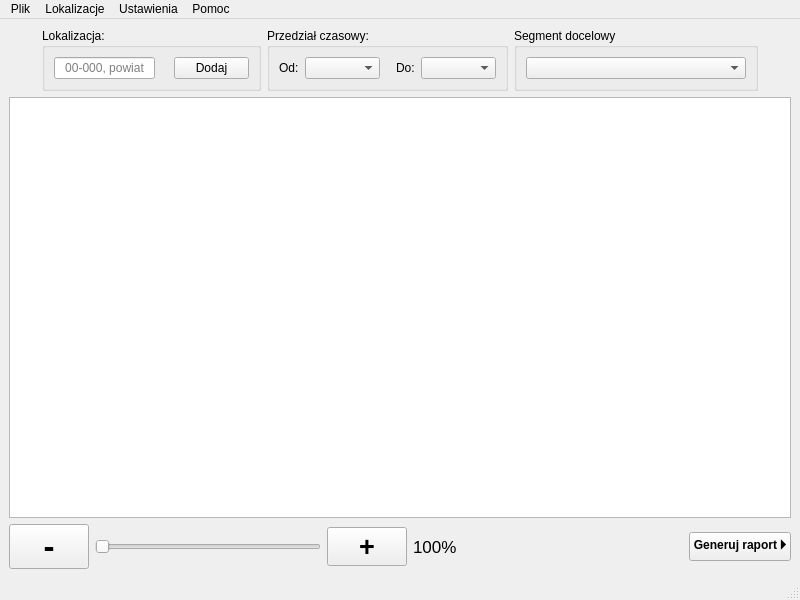
Old version of the form Ui/main-window.ui in the repository kuba172/Demog.
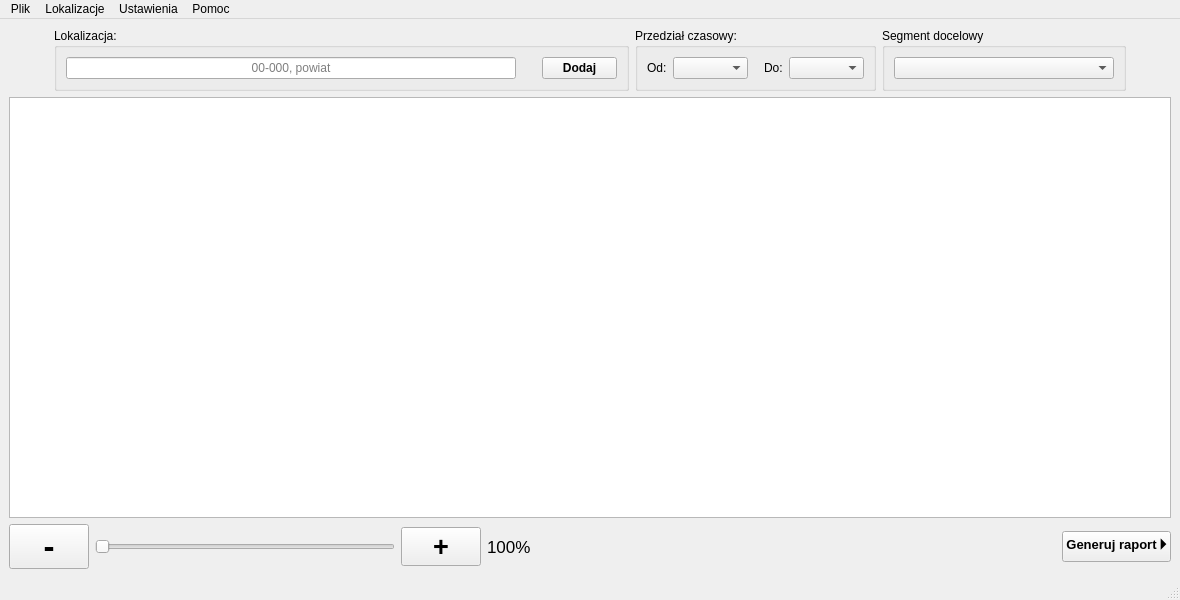
New version of the form.

Commit message: adjust size for field to write district or zip code

The edit to the form file:
```diff
--- a/Ui/main-window.ui
+++ b/Ui/main-window.ui
@@ -9,13 +9,13 @@
    <rect>
     <x>0</x>
     <y>0</y>
-    <width>800</width>
+    <width>1180</width>
     <height>600</height>
    </rect>
   </property>
   <property name="minimumSize">
    <size>
-    <width>800</width>
+    <width>1180</width>
     <height>600</height>
    </size>
   </property>
@@ -51,6 +51,12 @@
             <layout class="QHBoxLayout" name="horizontalLayout_2">
              <item>
               <widget class="QLineEdit" name="lineEdit_Location">
+               <property name="minimumSize">
+                <size>
+                 <width>450</width>
+                 <height>0</height>
+                </size>
+               </property>
                <property name="text">
                 <string/>
                </property>
@@ -74,15 +80,15 @@
              <item>
               <spacer name="verticalSpacer">
                <property name="orientation">
-                <enum>Qt::Vertical</enum>
+                <enum>Qt::Horizontal</enum>
                </property>
                <property name="sizeType">
                 <enum>QSizePolicy::Minimum</enum>
                </property>
                <property name="sizeHint" stdset="0">
                 <size>
-                 <width>13</width>
-                 <height>13</height>
+                 <width>20</width>
+                 <height>20</height>
                 </size>
                </property>
               </spacer>
@@ -95,6 +101,14 @@
                  <height>16777215</height>
                 </size>
                </property>
+               <property name="font">
+                <font>
+                 <bold>true</bold>
+                </font>
+               </property>
+               <property name="styleSheet">
+                <string notr="true"/>
+               </property>
                <property name="text">
                 <string>Dodaj</string>
                </property>
@@ -333,9 +347,13 @@
        <widget class="QPushButton" name="pushButton_Generate_Report">
         <property name="font">
          <font>
+          <pointsize>10</pointsize>
           <bold>true</bold>
          </font>
         </property>
+        <property name="styleSheet">
+         <string notr="true">QPushButton {font-size: 10pt;}</string>
+        </property>
         <property name="text">
          <string>Generuj raport 🞂</string>
         </property>
@@ -350,7 +368,7 @@
     <rect>
      <x>0</x>
      <y>0</y>
-     <width>800</width>
+     <width>1180</width>
      <height>22</height>
     </rect>
    </property>
```
The commit also changes 1 other file.
